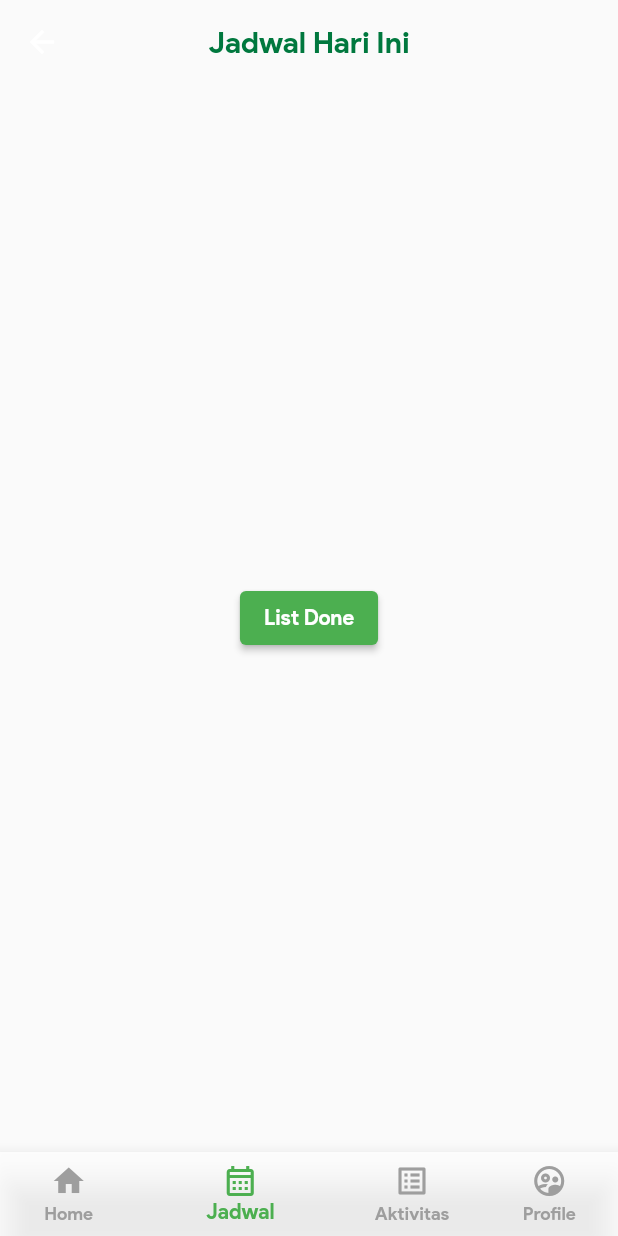
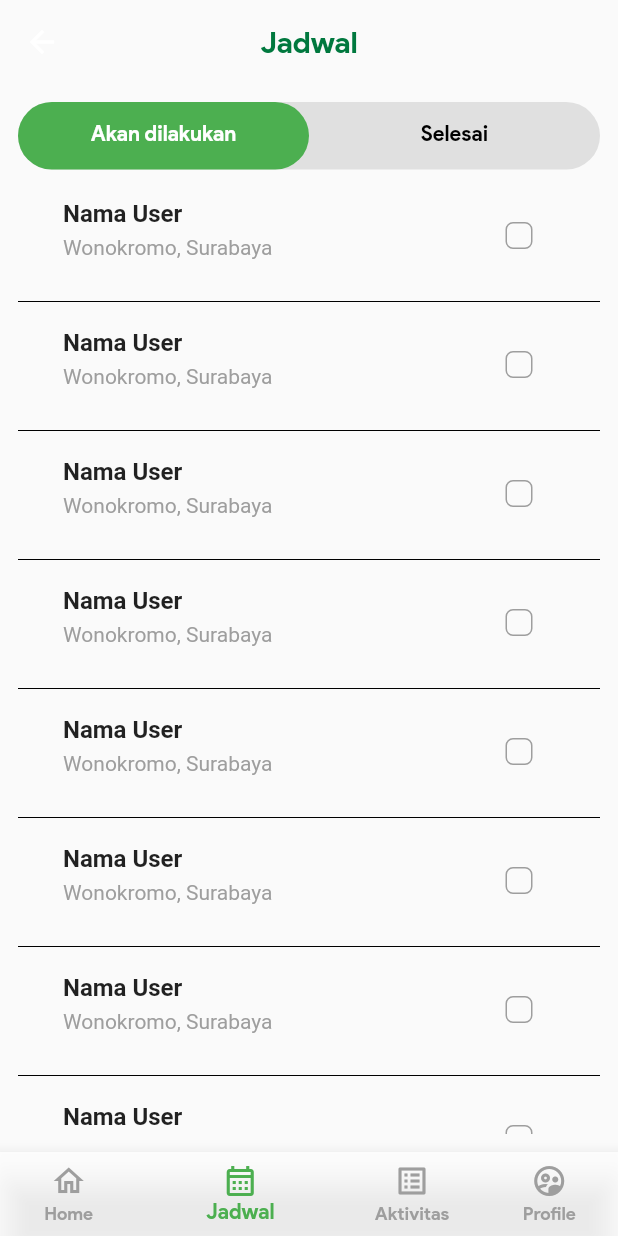
Before and after one commit to fidisanindya/pick_a_bin_s1, a Flutter app: the Navbar screen opened by its route, item 2 of the bottom bar chosen, on a phone screen of 412 x 824 dp. Run offline on Flutter 3.47's test engine with Material 2 defaults, Android fonts, the phone set to English and light mode, and no system bars; our stand-ins replace another_flushbar, dio, faker, flutter_mobx, get_it, mobx and 3 more; missing offline and left inert: xxtea; accounts and stored records are empty; generated files the repository leaves out were written again.

Commit message:
first commit

```diff
--- /dev/null
+++ b/lib/models/UserJadwal.dart
@@ -0,0 +1,63 @@
+class UserJadwal {
+  String name;
+  String location;
+  bool? value;
+  UserJadwal({
+    required this.name,
+    required this.location,
+    required this.value,
+  });
+}
+
+var userJadwalList = [
+  UserJadwal(
+    name: 'Nama User',
+    location: 'Wonokromo, Surabaya',
+    value: false,
+  ),
+  UserJadwal(
+    name: 'Nama User',
+    location: 'Wonokromo, Surabaya',
+    value: false,
+  ),
+  UserJadwal(
+    name: 'Nama User',
+    location: 'Wonokromo, Surabaya',
+    value: false,
+  ),
+  UserJadwal(
+    name: 'Nama User',
+    location: 'Wonokromo, Surabaya',
+    value: false,
+  ),
+  UserJadwal(
+    name: 'Nama User',
+    location: 'Wonokromo, Surabaya',
+    value: false,
+  ),
+  UserJadwal(
+    name: 'Nama User',
+    location: 'Wonokromo, Surabaya',
+    value: false,
+  ),
+  UserJadwal(
+    name: 'Nama User',
+    location: 'Wonokromo, Surabaya',
+    value: false,
+  ),
+  UserJadwal(
+    name: 'Nama User',
+    location: 'Wonokromo, Surabaya',
+    value: false,
+  ),
+  UserJadwal(
+    name: 'Nama User',
+    location: 'Wonokromo, Surabaya',
+    value: false,
+  ),
+  UserJadwal(
+    name: 'Nama User',
+    location: 'Wonokromo, Surabaya',
+    value: false,
+  ),
+];
--- a/lib/ui/activity/activity.dart
+++ b/lib/ui/activity/activity.dart
@@ -38,7 +38,7 @@ class ListItem extends StatelessWidget {
   @override
   Widget build(BuildContext context) {
     return Padding(
-      padding: EdgeInsets.only(top: 0),
+      padding: EdgeInsets.only(top: 13),
       child: Column(
         children: <Widget>[
           ListTile(
@@ -46,7 +46,8 @@ class ListItem extends StatelessWidget {
               "Anda belum mengambil sampah hari ini",
               style: TextStyle(fontWeight: FontWeight.bold),
             ),
-            subtitle: Text("Surya Citra Residence G-21 Tropodo Sidoarjo"),
+            subtitle: Text("Aradhana Luqman\nSurya Citra Residence G-21 Tropodo Sidoarjo"),
+            trailing: Text("25/04/21", style: TextStyle(color: Colors.grey),),
           ),
         ],
       ),
--- a/lib/ui/navbar.dart
+++ b/lib/ui/navbar.dart
@@ -2,6 +2,7 @@ import 'package:boilerplate/ui/activity/activity.dart';
 import 'package:boilerplate/ui/home/home.dart';
 import 'package:boilerplate/ui/profile/profile.dart';
 import 'package:boilerplate/ui/schedule/list_schedule.dart';
+import 'package:boilerplate/ui/schedule/tab_bar.dart';
 import 'package:flutter/material.dart';
 
 class Navbar extends StatefulWidget {
@@ -14,7 +15,7 @@ class _NavbarState extends State<Navbar> {
 
   final _pageOptions = [
     HomePage(),
-    SchedulePage(),
+    StackOver(),
     ActivityPage(),
     ProfilePage(),
   ];
@@ -31,7 +32,7 @@ class _NavbarState extends State<Navbar> {
         child: BottomNavigationBar(
           items: const <BottomNavigationBarItem>[
             BottomNavigationBarItem(
-              icon: Icon(Icons.home),
+              icon: Icon(Icons.home_outlined),
               label: 'Home',
             ),
             BottomNavigationBarItem(
--- a/lib/ui/schedule/list_schedule.dart
+++ b/lib/ui/schedule/list_schedule.dart
@@ -1,35 +1,81 @@
-import 'package:boilerplate/ui/schedule/list_done.dart';
-import 'package:flutter/cupertino.dart';
+import 'package:boilerplate/models/UserJadwal.dart';
 import 'package:flutter/material.dart';
 
-class SchedulePage extends StatelessWidget {
-  const SchedulePage({Key? key}) : super(key: key);
+class SchedulePage extends StatefulWidget {
+  @override
+  _SchedulePageState createState() => _SchedulePageState();
+}
 
+class _SchedulePageState extends State<SchedulePage> {
   @override
   Widget build(BuildContext context) {
-    return Scaffold(
-      appBar: AppBar(
-          centerTitle: true,
-          title: const Text(
-            'Jadwal Hari Ini',
-            style: TextStyle(color: Color(0xff00783E)),
+    return MaterialApp(
+      debugShowCheckedModeBanner: false,
+      home: Scaffold(
+        body: ListView.separated(
+          separatorBuilder: (context, index) => const Divider(
+            color: Colors.black,
           ),
-          backgroundColor: Colors.transparent,
-          elevation: 0),
-      body: Center(
-        child: ElevatedButton(
-          style: ElevatedButton.styleFrom(
-            primary: Colors.green,
-          ),
-          onPressed: () {
-            Navigator.of(context)
-                .push(MaterialPageRoute(builder: (context) => ListDonePage()));
+          itemBuilder: (context, index) {
+            final UserJadwal jadwal = userJadwalList[index];
+            return InkWell(
+              child: listItem(jadwal),
+            );
           },
-          child: const Text(
-            'List Done', style: TextStyle(color: Colors.white),
-          ),
+          itemCount: userJadwalList.length,
         ),
       ),
     );
   }
+
+  Widget listItem(UserJadwal jadwal) {
+    return Container(
+      height: 70,
+      child: Row(
+        crossAxisAlignment: CrossAxisAlignment.start,
+        children: <Widget>[
+          Expanded(
+            child: Padding(
+              padding: const EdgeInsets.only(left: 30.0, top: 10.0),
+              child: Column(
+                crossAxisAlignment: CrossAxisAlignment.start,
+                mainAxisSize: MainAxisSize.min,
+                children: <Widget>[
+                  Text(
+                    jadwal.name,
+                    style: const TextStyle(
+                        fontSize: 16.0, fontWeight: FontWeight.bold),
+                  ),
+                  const SizedBox(
+                    height: 5,
+                  ),
+                  Text(
+                    jadwal.location,
+                    style: const TextStyle(color: Colors.grey),
+                  ),
+                ],
+              ),
+            ),
+          ),
+          Padding(
+            padding: const EdgeInsets.only(right: 30, top: 10),
+            child: Checkbox(
+              shape: RoundedRectangleBorder(
+                borderRadius: BorderRadius.circular(5),
+              ),
+              side: const BorderSide(color: Colors.grey),
+              activeColor: const Color(0xff00783E),
+              checkColor: Colors.white,
+              value: jadwal.value,
+              onChanged: (newValue) {
+                setState(() {
+                  jadwal.value = newValue;
+                });
+              },
+            ),
+          ),
+        ],
+      ),
+    );
+  }
 }
--- /dev/null
+++ b/lib/ui/schedule/tab_bar.dart
@@ -0,0 +1,193 @@
+import 'package:boilerplate/models/UserJadwal.dart';
+import 'package:boilerplate/ui/schedule/list_done.dart';
+import 'package:boilerplate/ui/schedule/list_schedule.dart';
+import 'package:faker/faker.dart';
+import 'package:flutter/material.dart';
+import 'package:url_launcher/url_launcher.dart';
+
+class StackOver extends StatefulWidget {
+  @override
+  _StackOverState createState() => _StackOverState();
+  var faker = new Faker();
+}
+
+class _StackOverState extends State<StackOver>
+    with SingleTickerProviderStateMixin {
+  late TabController _tabController;
+
+  @override
+  void initState() {
+    _tabController = TabController(length: 2, vsync: this);
+    super.initState();
+  }
+
+  @override
+  void dispose() {
+    super.dispose();
+    _tabController.dispose();
+  }
+
+  void launchWhatsApp({required int phone}) async {
+    String url() {
+      return "https://wa.me/$phone";
+    }
+
+    if (await canLaunch(url())) {
+      await launch(url());
+    } else {
+      throw 'Could not launch ${url()}';
+    }
+  }
+
+  @override
+  Widget build(BuildContext context) {
+    return Scaffold(
+      appBar: AppBar(
+        centerTitle: true,
+        backgroundColor: Colors.transparent,
+        elevation: 0,
+        title: const Text(
+          'Jadwal',
+          style: TextStyle(color: Color(0xff00783E)),
+        ),
+      ),
+      body: Padding(
+        padding: const EdgeInsets.all(12.0),
+        child: Column(
+          children: [
+            // give the tab bar a height [can change hheight to preferred height]
+            Container(
+              height: 45,
+              decoration: BoxDecoration(
+                color: Colors.grey[300],
+                borderRadius: BorderRadius.circular(
+                  25.0,
+                ),
+              ),
+              child: TabBar(
+                controller: _tabController,
+                // give the indicator a decoration (color and border radius)
+                indicator: BoxDecoration(
+                  borderRadius: BorderRadius.circular(
+                    25.0,
+                  ),
+                  color: Colors.green,
+                ),
+                labelColor: Colors.white,
+                unselectedLabelColor: Colors.black,
+                tabs: [
+                  // first tab [you can add an icon using the icon property]
+                  Tab(
+                    text: 'Akan dilakukan',
+                  ),
+
+                  // second tab [you can add an icon using the icon property]
+                  Tab(
+                    text: 'Selesai',
+                  ),
+                ],
+              ),
+            ),
+            // tab bar view here
+            Expanded(
+              child: TabBarView(
+                controller: _tabController,
+                children: [
+                  // first tab bar view widget
+                  Padding(
+                    padding: EdgeInsets.only(top: 10),
+                    child: SchedulePage()
+                  ),
+
+                  // second tab bar view widget
+                  Padding(
+                    padding: EdgeInsets.only(top: 10.0),
+                    child: ListDonePage()
+                  ),
+                ],
+              ),
+            ),
+          ],
+        ),
+      ),
+    );
+  }
+
+  Widget listItem(UserJadwal jadwal) {
+    return Container(
+      height: 70,
+      child: Row(
+        crossAxisAlignment: CrossAxisAlignment.start,
+        children: <Widget>[
+          Expanded(
+            child: Padding(
+              padding: const EdgeInsets.only(left: 30.0, top: 10.0),
+              child: Column(
+                crossAxisAlignment: CrossAxisAlignment.start,
+                mainAxisSize: MainAxisSize.min,
+                children: <Widget>[
+                  Text(
+                    jadwal.name,
+                    style: const TextStyle(
+                        fontSize: 16.0, fontWeight: FontWeight.bold),
+                  ),
+                  const SizedBox(
+                    height: 5,
+                  ),
+                  Text(
+                    jadwal.location,
+                    style: const TextStyle(color: Colors.grey),
+                  ),
+                ],
+              ),
+            ),
+          ),
+          Padding(
+            padding: const EdgeInsets.only(right: 30, top: 10),
+            child: Checkbox(
+              shape: RoundedRectangleBorder(
+                borderRadius: BorderRadius.circular(5),
+              ),
+              side: const BorderSide(color: Colors.grey),
+              activeColor: const Color(0xff00783E),
+              checkColor: Colors.white,
+              value: jadwal.value,
+              onChanged: (newValue) {
+                setState(() {
+                  jadwal.value = newValue;
+                });
+              },
+            ),
+          ),
+        ],
+      ),
+    );
+  }
+}
+
+class ListItem extends StatelessWidget {
+  final String title;
+
+  ListItem({required this.title});
+
+  @override
+  Widget build(BuildContext context) {
+    return Padding(
+      padding: EdgeInsets.only(top: 0),
+      child: Column(
+        children: <Widget>[
+          ListTile(
+            title: Text(
+              title,
+              style: TextStyle(fontWeight: FontWeight.bold),
+            ),
+            subtitle: Text("Surabaya, Jawa Timur, Indonesia"),
+            leading: CircleAvatar(
+              backgroundImage: AssetImage("assets/images/ex.jpg"),
+            ),
+          ),
+        ],
+      ),
+    );
+  }
+}
--- a/pubspec.yaml
+++ b/pubspec.yaml
@@ -69,6 +69,8 @@ dependencies:
   get_it: ^7.1.3
   faker: ^2.0.0
   url_launcher: ^6.0.9
+  firebase_database: ^9.0.12
+  firebase_core: ^1.15.0
 
 dev_dependencies:
   flutter_test:
```
Also changed, not shown: lib/ui/schedule/list_done.dart (+9 -69 lines), 2 other files.
